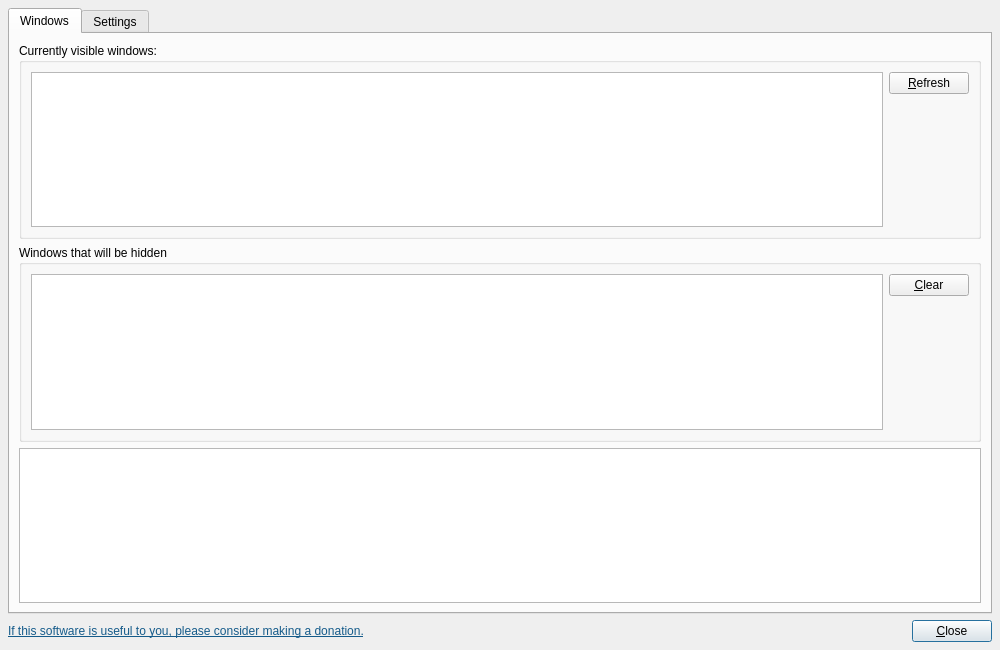
Above: src/bosskeydialog.ui from solaristhesun/bosskey before the change. Below: the same form after it.
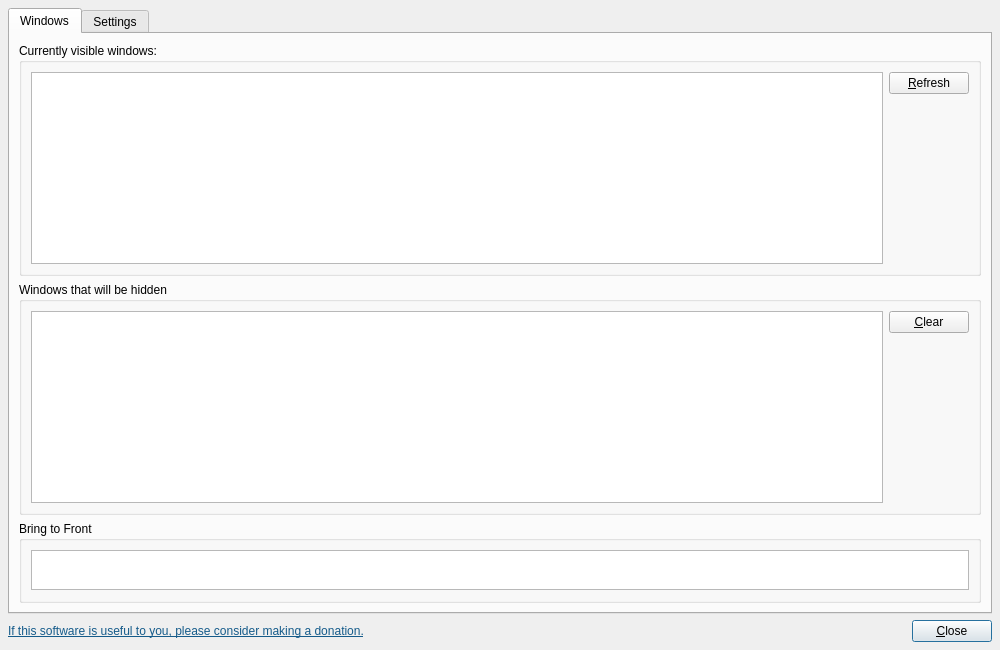
That is the form after the change. Icons and pictures are not drawn. Custom widgets are drawn as their Qt base class.

Commit message: removed old pattern listview

Patch:
```diff
--- a/src/bosskeydialog.ui
+++ b/src/bosskeydialog.ui
@@ -239,10 +239,22 @@
             </widget>
            </item>
            <item>
-            <widget class="QListWidget" name="listWidget_2">
-             <property name="sortingEnabled">
-              <bool>true</bool>
+            <widget class="QGroupBox" name="groupBox_5">
+             <property name="title">
+              <string>Bring to Front</string>
              </property>
+             <layout class="QVBoxLayout" name="verticalLayout_9">
+              <item>
+               <widget class="QTableView" name="tableView">
+                <property name="maximumSize">
+                 <size>
+                  <width>16777215</width>
+                  <height>40</height>
+                 </size>
+                </property>
+               </widget>
+              </item>
+             </layout>
             </widget>
            </item>
           </layout>
```
The commit also changes 1 other file.
